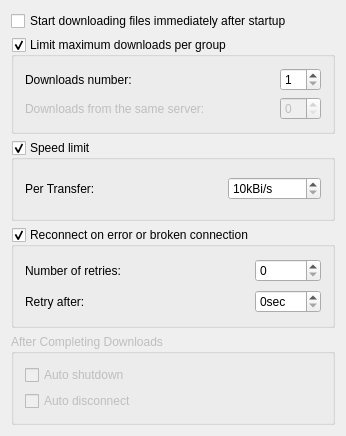
KDE/kget, file conf/dlgnetwork.ui: the form before one commit.
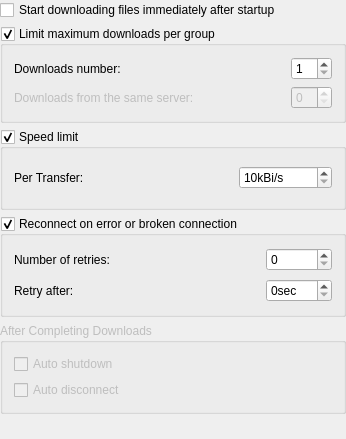
The form after the commit.

Commit message: improve layouts (mainly magins)

Patch:
```diff
--- a/conf/dlgnetwork.ui
+++ b/conf/dlgnetwork.ui
@@ -6,12 +6,21 @@
     <x>0</x>
     <y>0</y>
     <width>346</width>
-    <height>420</height>
+    <height>439</height>
    </rect>
   </property>
   <layout class="QVBoxLayout" >
-   <property name="spacing" >
-    <number>6</number>
+   <property name="leftMargin" >
+    <number>0</number>
+   </property>
+   <property name="topMargin" >
+    <number>0</number>
+   </property>
+   <property name="rightMargin" >
+    <number>0</number>
+   </property>
+   <property name="bottomMargin" >
+    <number>0</number>
    </property>
    <item>
     <widget class="QCheckBox" name="kcfg_DownloadAtStartup" >
```
The commit also changes 6 other files.
